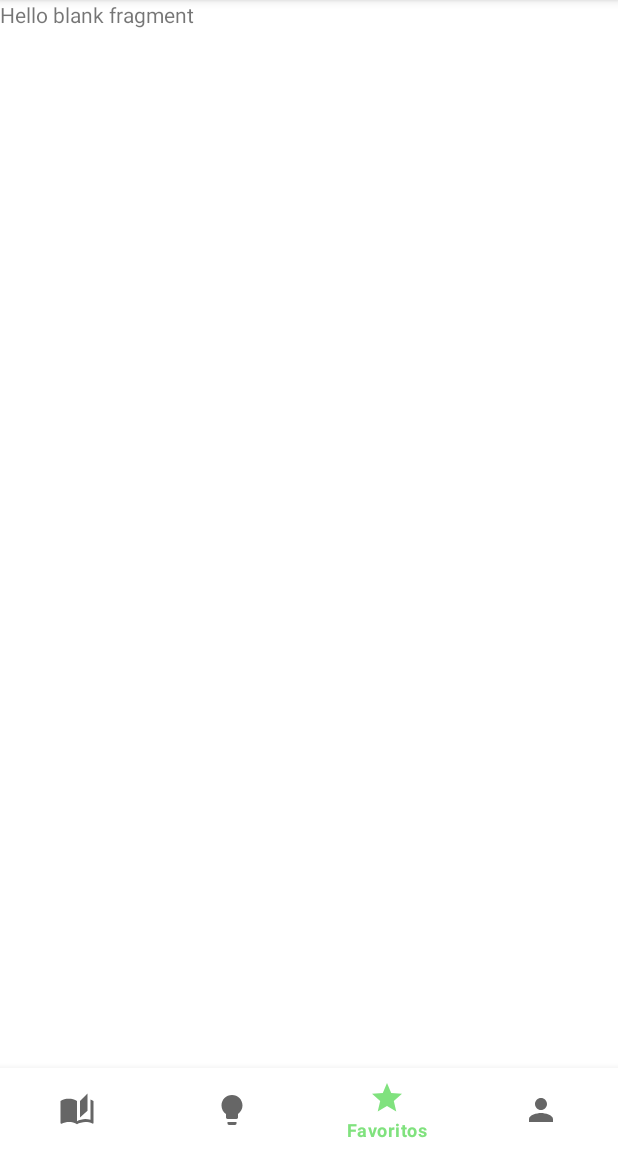
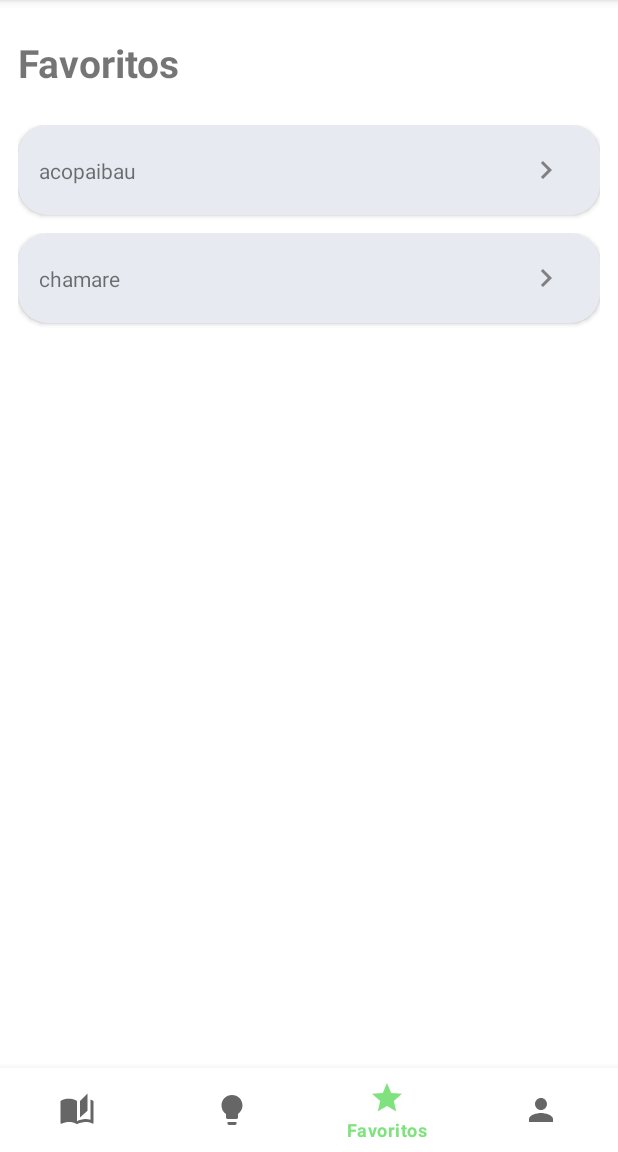
Before and after one commit to electricpants01/DiccionarioCamba, an Android app: the FavoritesFragment screen opened through its navigation route, on a phone screen of 412 x 824 dp, the part 84-1236 px from its top. Run offline under Robolectric (Android 15) with nearby library versions, the phone set to English and light mode, and no system bars; our stand-ins replace navigation-ui.

Commit message:
SearchBar: added bottomsheetdialog fragment

```diff
--- a/app/src/main/java/com/locotoDevTeam/diccionariocamba/adapter/ItemDictionaryAdapter.kt
+++ b/app/src/main/java/com/locotoDevTeam/diccionariocamba/adapter/ItemDictionaryAdapter.kt
@@ -8,9 +8,14 @@ import androidx.recyclerview.widget.RecyclerView
 import com.locotoDevTeam.diccionariocamba.R
 import com.locotoDevTeam.diccionariocamba.databinding.DictionaryItemBinding
 import com.locotoDevTeam.diccionariocamba.model.Dictionary
+import com.locotoDevTeam.diccionariocamba.view.MainFragment
 
-class ItemDictionaryAdapter(private val context: Context, private val datasource: List<Dictionary>)
+class ItemDictionaryAdapter(private val listener: OnItemClickListener, private val datasource: List<Dictionary>)
     : RecyclerView.Adapter<ItemDictionaryAdapter.DictionaryHolder>() {
+
+    interface OnItemClickListener {
+        fun onItemClick(item: Dictionary)
+    }
 
     class DictionaryHolder(val view: View): RecyclerView.ViewHolder(view){
         val binding = DictionaryItemBinding.bind(view)
@@ -28,6 +33,10 @@ class ItemDictionaryAdapter(private val context: Context, private val datasource
     override fun onBindViewHolder(holder: DictionaryHolder, position: Int) {
         val item = datasource[position]
         holder.render(item)
+        holder.binding.myCardView.setOnClickListener {
+            print("chris se presiono")
+            listener.onItemClick(item)
+        }
     }
 
     override fun getItemCount(): Int = datasource.size
--- a/app/src/main/java/com/locotoDevTeam/diccionariocamba/view/FavoritesFragment.kt
+++ b/app/src/main/java/com/locotoDevTeam/diccionariocamba/view/FavoritesFragment.kt
@@ -5,15 +5,45 @@ import androidx.fragment.app.Fragment
 import android.view.LayoutInflater
 import android.view.View
 import android.view.ViewGroup
+import androidx.recyclerview.widget.LinearLayoutManager
 import com.locotoDevTeam.diccionariocamba.R
+import com.locotoDevTeam.diccionariocamba.adapter.ItemDictionaryAdapter
+import com.locotoDevTeam.diccionariocamba.databinding.FragmentFavoritesBinding
+import com.locotoDevTeam.diccionariocamba.model.Dictionary
 
-class FavoritesFragment : Fragment() {
+class FavoritesFragment : Fragment(), ItemDictionaryAdapter.OnItemClickListener {
+
+    lateinit var binding: FragmentFavoritesBinding
+    val dataSource = listOf<Dictionary>(
+        Dictionary(1,"acopaibau", "que sos tonto"),
+        Dictionary(2, "chamare", "lugar muy muy lejano")
+    )
+
     override fun onCreateView(
         inflater: LayoutInflater, container: ViewGroup?,
         savedInstanceState: Bundle?
-    ): View? {
-        // Inflate the layout for this fragment
-        return inflater.inflate(R.layout.fragment_favorites, container, false)
+    ): View {
+        val view = inflater.inflate(R.layout.fragment_favorites, container, false)
+        binding = FragmentFavoritesBinding.bind(view)
+        return binding.root
+    }
+
+    override fun onViewCreated(view: View, savedInstanceState: Bundle?) {
+        super.onViewCreated(view, savedInstanceState)
+        initRecyclerView()
+    }
+
+    private fun initRecyclerView(){
+        val adpater = ItemDictionaryAdapter(this@FavoritesFragment, dataSource)
+        binding.recyclerView.layoutManager = LinearLayoutManager(requireContext(), LinearLayoutManager.VERTICAL, false)
+        binding.recyclerView.adapter = adpater
+    }
+
+    override fun onItemClick(item: Dictionary) {
+        println("chris: ${item.word}")
+        val dialog = DetailFragment()
+        dialog.dictionary = item
+        dialog.show(childFragmentManager, "detailFragment")
     }
 
 }
--- a/app/src/main/java/com/locotoDevTeam/diccionariocamba/view/MainFragment.kt
+++ b/app/src/main/java/com/locotoDevTeam/diccionariocamba/view/MainFragment.kt
@@ -11,7 +11,7 @@ import com.locotoDevTeam.diccionariocamba.adapter.ItemDictionaryAdapter
 import com.locotoDevTeam.diccionariocamba.databinding.FragmentMainBinding
 import com.locotoDevTeam.diccionariocamba.model.Dictionary
 
-class MainFragment : Fragment() {
+class MainFragment : Fragment(), ItemDictionaryAdapter.OnItemClickListener {
 
     lateinit var binding: FragmentMainBinding
     val dataSource = listOf<Dictionary>(
@@ -42,9 +42,13 @@ class MainFragment : Fragment() {
     }
 
     private fun initRecyclerView() {
-        val adapter = ItemDictionaryAdapter(requireContext(), dataSource)
+        val adapter = ItemDictionaryAdapter(this, dataSource)
         binding.recyclerView.layoutManager = LinearLayoutManager(requireContext(), LinearLayoutManager.VERTICAL, false)
         binding.recyclerView.adapter = adapter
     }
 
+    override fun onItemClick(item: Dictionary) {
+        print("chris ${item.word}")
+    }
+
 }
--- /dev/null
+++ b/app/src/main/res/drawable/ic_baseline_star_border_24.xml
@@ -0,0 +1,5 @@
+<vector android:height="24dp" android:tint="#000000"
+    android:viewportHeight="24" android:viewportWidth="24"
+    android:width="24dp" xmlns:android="http://schemas.android.com/apk/res/android">
+    <path android:fillColor="@android:color/white" android:pathData="M22,9.24l-7.19,-0.62L12,2 9.19,8.63 2,9.24l5.46,4.73L5.82,21 12,17.27 18.18,21l-1.63,-7.03L22,9.24zM12,15.4l-3.76,2.27 1,-4.28 -3.32,-2.88 4.38,-0.38L12,6.1l1.71,4.04 4.38,0.38 -3.32,2.88 1,4.28L12,15.4z"/>
+</vector>
--- a/app/src/main/res/layout/dictionary_item.xml
+++ b/app/src/main/res/layout/dictionary_item.xml
@@ -6,6 +6,7 @@
     android:layout_height="wrap_content">
 
     <androidx.cardview.widget.CardView
+        android:id="@+id/myCardView"
         android:layout_width="match_parent"
         android:layout_height="60dp"
         android:layout_marginBottom="12dp"
--- a/app/src/main/res/layout/fragment_favorites.xml
+++ b/app/src/main/res/layout/fragment_favorites.xml
@@ -1,14 +1,32 @@
 <?xml version="1.0" encoding="utf-8"?>
 <androidx.constraintlayout.widget.ConstraintLayout xmlns:android="http://schemas.android.com/apk/res/android"
+    xmlns:app="http://schemas.android.com/apk/res-auto"
     xmlns:tools="http://schemas.android.com/tools"
     android:layout_width="match_parent"
     android:layout_height="match_parent"
     tools:context=".view.FavoritesFragment">
 
-    <!-- TODO: Update blank fragment layout -->
     <TextView
+        android:id="@+id/txtFavorites"
+        android:layout_width="wrap_content"
+        android:layout_height="wrap_content"
+        android:layout_marginStart="12dp"
+        android:layout_marginTop="24dp"
+        android:textStyle="bold"
+        android:textSize="26sp"
+        android:text="@string/favorites"
+        app:layout_constraintStart_toStartOf="parent"
+        app:layout_constraintTop_toTopOf="parent" />
+
+    <androidx.recyclerview.widget.RecyclerView
+        android:id="@+id/recyclerView"
         android:layout_width="match_parent"
-        android:layout_height="match_parent"
-        android:text="@string/hello_blank_fragment" />
-
+        android:layout_height="0dp"
+        android:layout_marginStart="12dp"
+        android:layout_marginTop="24dp"
+        android:layout_marginEnd="12dp"
+        app:layout_constraintBottom_toBottomOf="parent"
+        app:layout_constraintEnd_toEndOf="parent"
+        app:layout_constraintStart_toStartOf="parent"
+        app:layout_constraintTop_toBottomOf="@+id/txtFavorites" />
 </androidx.constraintlayout.widget.ConstraintLayout>
--- a/app/src/main/res/navigation/my_nav.xml
+++ b/app/src/main/res/navigation/my_nav.xml
@@ -25,4 +25,9 @@
         android:name="com.locotoDevTeam.diccionariocamba.view.FavoritesFragment"
         android:label="fragment_favorites"
         tools:layout="@layout/fragment_favorites" />
+    <fragment
+        android:id="@+id/detailFragment"
+        android:name="com.locotoDevTeam.diccionariocamba.DetailFragment"
+        android:label="fragment_detail"
+        tools:layout="@layout/fragment_detail" />
 </navigation>
--- a/app/src/main/res/values/strings.xml
+++ b/app/src/main/res/values/strings.xml
@@ -2,4 +2,5 @@
     <string name="app_name">Diccionario Camba</string>
     <!-- TODO: Remove or change this placeholder text -->
     <string name="hello_blank_fragment">Hello blank fragment</string>
+    <string name="favorites">Favoritos</string>
 </resources>
```
Also changed, not shown: app/src/main/java/com/locotoDevTeam/diccionariocamba/view/DetailFragment.kt (added, +39 -0 lines), app/src/main/res/layout/fragment_detail.xml (added, +58 -0 lines), app/src/main/res/layout/fragment_main.xml (+4 -16 lines).
